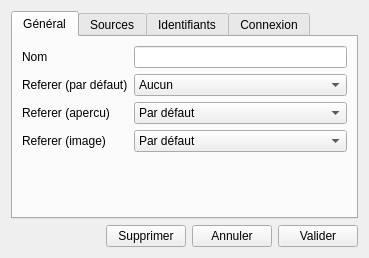
Qt form ui/sourcessettingswindow.ui (XanderMld/imgbrd-grabber) before a commit.
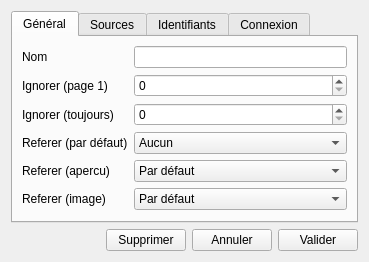
The same form after that commit. Icons and pictures are not drawn.

Commit message: Fixed sankaku sites. Added ignore image source setting. Update readme file to markdown.

What changed in the file:
```diff
--- a/ui/sourcessettingswindow.ui
+++ b/ui/sourcessettingswindow.ui
@@ -31,14 +31,14 @@
        <property name="fieldGrowthPolicy">
         <enum>QFormLayout::AllNonFixedFieldsGrow</enum>
        </property>
-       <item row="1" column="0">
+       <item row="3" column="0">
         <widget class="QLabel" name="labelReferer">
          <property name="text">
           <string>Referer (par défaut)</string>
          </property>
         </widget>
        </item>
-       <item row="1" column="1">
+       <item row="3" column="1">
         <widget class="QComboBox" name="comboReferer">
          <item>
           <property name="text">
@@ -62,14 +62,14 @@
          </item>
         </widget>
        </item>
-       <item row="2" column="0">
+       <item row="4" column="0">
         <widget class="QLabel" name="labelRefererPreview">
          <property name="text">
           <string>Referer (apercu)</string>
          </property>
         </widget>
        </item>
-       <item row="2" column="1">
+       <item row="4" column="1">
         <widget class="QComboBox" name="comboRefererPreview">
          <item>
           <property name="text">
@@ -98,14 +98,14 @@
          </item>
         </widget>
        </item>
-       <item row="3" column="0">
+       <item row="5" column="0">
         <widget class="QLabel" name="labelRefererImage">
          <property name="text">
           <string>Referer (image)</string>
          </property>
         </widget>
        </item>
-       <item row="3" column="1">
+       <item row="5" column="1">
         <widget class="QComboBox" name="comboRefererImage">
          <item>
           <property name="text">
@@ -149,6 +149,26 @@
        <item row="0" column="1">
         <widget class="QLineEdit" name="lineSiteName"/>
        </item>
+       <item row="2" column="0">
+        <widget class="QLabel" name="label">
+         <property name="text">
+          <string>Ignorer (toujours)</string>
+         </property>
+        </widget>
+       </item>
+       <item row="1" column="0">
+        <widget class="QLabel" name="label_2">
+         <property name="text">
+          <string>Ignorer (page 1)</string>
+         </property>
+        </widget>
+       </item>
+       <item row="1" column="1">
+        <widget class="QSpinBox" name="spinIgnore1"/>
+       </item>
+       <item row="2" column="1">
+        <widget class="QSpinBox" name="spinIgnoreAlways"/>
+       </item>
       </layout>
      </widget>
      <widget class="QWidget" name="tabSources">
```
Left out of the diff: 11 changed lines with no effect on the pictures. The commit also changes 15 other files.
